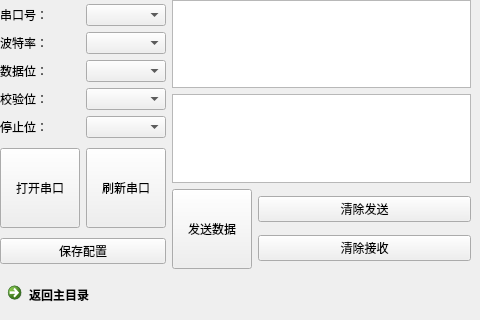
Above: qt_demo/myserial.ui from niullx/qt_demo before the change. Below: the same form after it.
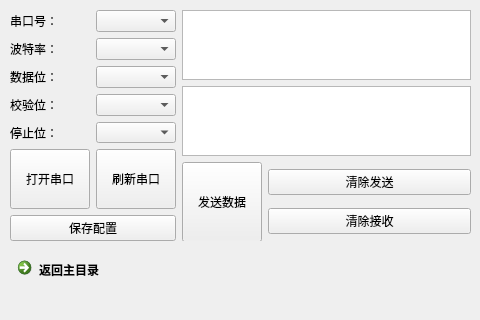
That is the form after the change.

Diff of the .ui file:
```diff
--- a/qt_demo/myserial.ui
+++ b/qt_demo/myserial.ui
@@ -29,13 +29,54 @@
    <property name="geometry">
     <rect>
      <x>0</x>
+     <y>10</y>
+     <width>475</width>
+     <height>281</height>
+    </rect>
+   </property>
+   <property name="minimumSize">
+    <size>
+     <width>0</width>
+     <height>0</height>
+    </size>
+   </property>
+   <property name="maximumSize">
+    <size>
+     <width>4800</width>
+     <height>3000</height>
+    </size>
+   </property>
+   <widget class="QCommandLinkButton" name="commandLinkButton">
+    <property name="geometry">
+     <rect>
+      <x>10</x>
+      <y>240</y>
+      <width>453</width>
+      <height>41</height>
+     </rect>
+    </property>
+    <property name="layoutDirection">
+     <enum>Qt::RightToLeft</enum>
+    </property>
+    <property name="text">
+     <string>返回主目录</string>
+    </property>
+    <property name="iconSize">
+     <size>
+      <width>30</width>
+      <height>30</height>
+     </size>
+    </property>
+   </widget>
+   <widget class="QWidget" name="">
+    <property name="geometry">
+     <rect>
+      <x>10</x>
      <y>0</y>
-     <width>471</width>
-     <height>311</height>
-    </rect>
-   </property>
-   <layout class="QVBoxLayout" name="verticalLayout_4">
-    <item>
+      <width>461</width>
+      <height>231</height>
+     </rect>
+    </property>
      <layout class="QHBoxLayout" name="horizontalLayout_3">
       <item>
        <layout class="QVBoxLayout" name="verticalLayout_2">
@@ -100,13 +141,13 @@
             <property name="minimumSize">
              <size>
               <width>80</width>
-              <height>80</height>
+             <height>60</height>
              </size>
             </property>
             <property name="maximumSize">
              <size>
               <width>80</width>
-              <height>80</height>
+             <height>60</height>
              </size>
             </property>
             <property name="text">
@@ -119,13 +160,13 @@
             <property name="minimumSize">
              <size>
               <width>80</width>
-              <height>80</height>
+             <height>60</height>
              </size>
             </property>
             <property name="maximumSize">
              <size>
               <width>80</width>
-              <height>80</height>
+             <height>60</height>
              </size>
             </property>
             <property name="text">
@@ -208,15 +249,7 @@
        </layout>
       </item>
      </layout>
-    </item>
-    <item>
-     <widget class="QCommandLinkButton" name="commandLinkButton">
-      <property name="text">
-       <string>返回主目录</string>
-      </property>
-     </widget>
-    </item>
-   </layout>
+   </widget>
   </widget>
  </widget>
  <resources/>
```
Lines whose indentation alone changed are shown as unchanged.
